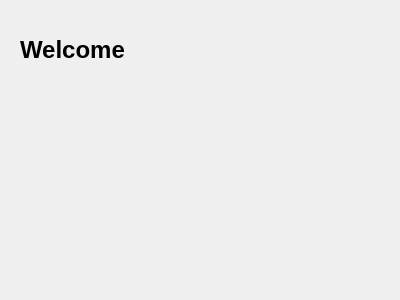
This is home.ui in billonatafji/EECE435LProject as Qt 5 draws it before an edit. The edited form follows.
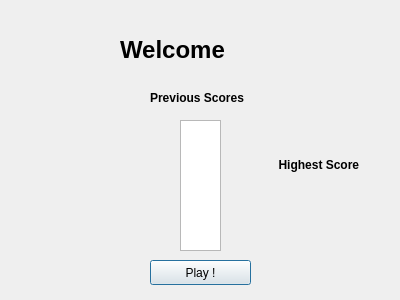
This is the edited form.

```diff
--- a/home.ui
+++ b/home.ui
@@ -16,10 +16,10 @@
   <widget class="QLabel" name="welcomeLabel">
    <property name="geometry">
     <rect>
-     <x>20</x>
-     <y>30</y>
-     <width>351</width>
-     <height>41</height>
+     <x>120</x>
+     <y>20</y>
+     <width>241</width>
+     <height>61</height>
     </rect>
    </property>
    <property name="text">
@@ -29,10 +29,10 @@
   <widget class="QLabel" name="profilePictureLabel">
    <property name="geometry">
     <rect>
-     <x>30</x>
-     <y>80</y>
-     <width>141</width>
-     <height>111</height>
+     <x>10</x>
+     <y>10</y>
+     <width>100</width>
+     <height>100</height>
     </rect>
    </property>
    <property name="text">
@@ -42,6 +42,58 @@
     <bool>true</bool>
    </property>
   </widget>
+  <widget class="QPushButton" name="pushButton">
+   <property name="geometry">
+    <rect>
+     <x>150</x>
+     <y>260</y>
+     <width>101</width>
+     <height>25</height>
+    </rect>
+   </property>
+   <property name="text">
+    <string>Play !</string>
+   </property>
+  </widget>
+  <widget class="QListWidget" name="scoresList">
+   <property name="geometry">
+    <rect>
+     <x>180</x>
+     <y>120</y>
+     <width>41</width>
+     <height>131</height>
+    </rect>
+   </property>
+  </widget>
+  <widget class="QLabel" name="previousScoresLabel">
+   <property name="geometry">
+    <rect>
+     <x>150</x>
+     <y>90</y>
+     <width>121</width>
+     <height>17</height>
+    </rect>
+   </property>
+   <property name="text">
+    <string>&lt;h4&gt;Previous Scores&lt;/h4&gt;</string>
+   </property>
+  </widget>
+  <widget class="QLabel" name="highestScoreLabel">
+   <property name="geometry">
+    <rect>
+     <x>260</x>
+     <y>140</y>
+     <width>121</width>
+     <height>51</height>
+    </rect>
+   </property>
+   <property name="styleSheet">
+    <string notr="true"/>
+   </property>
+   <property name="text">
+    <string>&lt;html&gt;&lt;head/&gt;&lt;body&gt;&lt;p align=&quot;center&quot;&gt;&lt;span style=&quot; font-size:medium; font-weight:600;&quot;&gt;Highest Score &lt;/span&gt;&lt;/p&gt;&lt;/body&gt;&lt;/html&gt;</string>
+   </property>
+  </widget>
  </widget>
  <resources/>
  <connections/>
```
